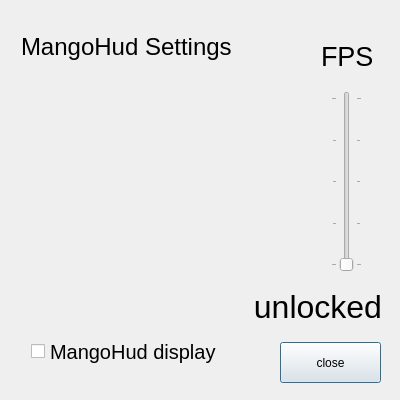
This is fps_dialog.ui in qurious-pixel/RPCSX_UI_REDESIGN as Qt 5 draws it before an edit. The edited form follows.
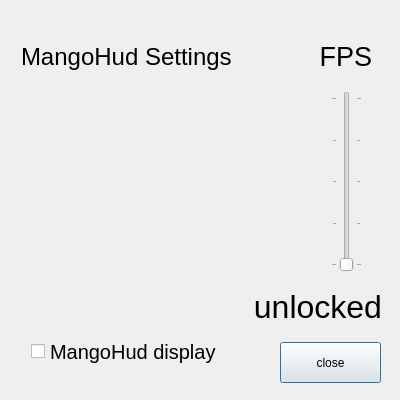
This is the edited form. Icons and pictures are not drawn.

What changed in the file:
```diff
--- a/fps_dialog.ui
+++ b/fps_dialog.ui
@@ -59,9 +59,9 @@
      <widget class="QLabel" name="fpsName">
       <property name="geometry">
        <rect>
-        <x>310</x>
+        <x>290</x>
         <y>30</y>
-        <width>51</width>
+        <width>71</width>
         <height>31</height>
        </rect>
       </property>
@@ -79,6 +79,9 @@
       <property name="text">
        <string>FPS</string>
       </property>
+      <property name="alignment">
+       <set>Qt::AlignRight|Qt::AlignTrailing|Qt::AlignVCenter</set>
+      </property>
      </widget>
      <widget class="QSlider" name="fpsSlider">
       <property name="geometry">
@@ -133,9 +136,9 @@
      <widget class="QLabel" name="fpsCount">
       <property name="geometry">
        <rect>
-        <x>230</x>
+        <x>200</x>
         <y>280</y>
-        <width>141</width>
+        <width>171</width>
         <height>31</height>
        </rect>
       </property>
@@ -192,8 +195,8 @@
       <property name="geometry">
        <rect>
         <x>10</x>
-        <y>20</y>
-        <width>241</width>
+        <y>30</y>
+        <width>261</width>
         <height>31</height>
        </rect>
       </property>
```
